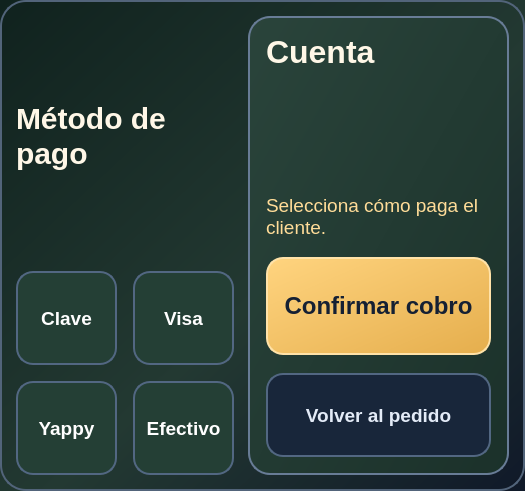
This is confirmar_cobro.ui in Bakachi12/Menu as Qt 5 draws it before an edit. The edited form follows.
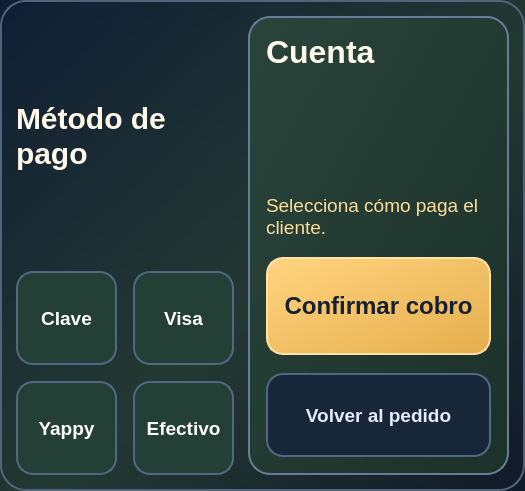
This is the edited form.

```diff
--- a/confirmar_cobro.ui
+++ b/confirmar_cobro.ui
@@ -2,17 +2,17 @@
 <ui version="4.0">
  <class>DialogCobro</class>
  <widget class="QWidget" name="DialogCobro">
- <property name="styleSheet"><string>QWidget#DialogCobro {background: qlineargradient(x1:0,y1:0,x2:1,y2:1,stop:0 #10221e,stop:0.55 #233932,stop:1 #101929); border: 2px solid #52647a; border-radius: 26px;}
+ <property name="styleSheet"><string>QWidget#DialogCobro {background: qlineargradient(x1:0,y1:0,x2:1,y2:1,stop:0 #101e34,stop:0.55 #233932,stop:1 #101929); border: 2px solid #52647a; border-radius: 26px;}
 QFrame#resumen {background: qlineargradient(x1:0,y1:0,x2:1,y2:1,stop:0 #2a443b,stop:1 #1b312a); border:2px solid #687c96; border-radius:22px;}
 QLabel {background:transparent; color:#dce5f1; font-size:20px;}
 QLabel#lblPago {font-size:30px; font-weight:bold; color:#fff7e7;}
 QLabel#lblMesaCobro {font-size:32px; font-weight:bold; color:#fff7e7;}
 QLabel#lblClienteCobro {font-size:21px; color:#dce5f1;}
-QLabel#lblTotalCobro {font-size:40px; font-weight:bold; color:#f2cd84;}
+QLabel#lblTotalCobro {font-size:40px; font-weight:bold; color:#79eaff;}
 QLabel#estadoCobro {color:#ffdc98; font-size:19px;}
 QPushButton {min-height:78px; padding:6px 8px; border-radius:17px; border:2px solid #526782; background:#243f35; color:white; font-size:19px; font-weight:bold;}
 QPushButton:hover {background:#344a66; border-color:#9caec2;}
-QPushButton:checked {background:#55452b; border:3px solid #f2cd84; color:#ffe7b5;}
+QPushButton:checked {background:#55452b; border:3px solid #79eaff; color:#ffe7b5;}
 QPushButton#btnConfirmarCobro {min-height:82px; background:qlineargradient(x1:0,y1:0,x2:1,y2:1,stop:0 #ffd47f,stop:1 #e5ae4d); border:2px solid #ffe2a8; color:#152033; font-size:24px;}
 QPushButton#btnConfirmarCobro:hover {background:#ffe0a0;}
 QPushButton#btnConfirmarCobro:disabled {background:#334154; border-color:#405169; color:#b7c2d0;}
```
Left out of the diff: 2 changed lines with no effect on the pictures.
